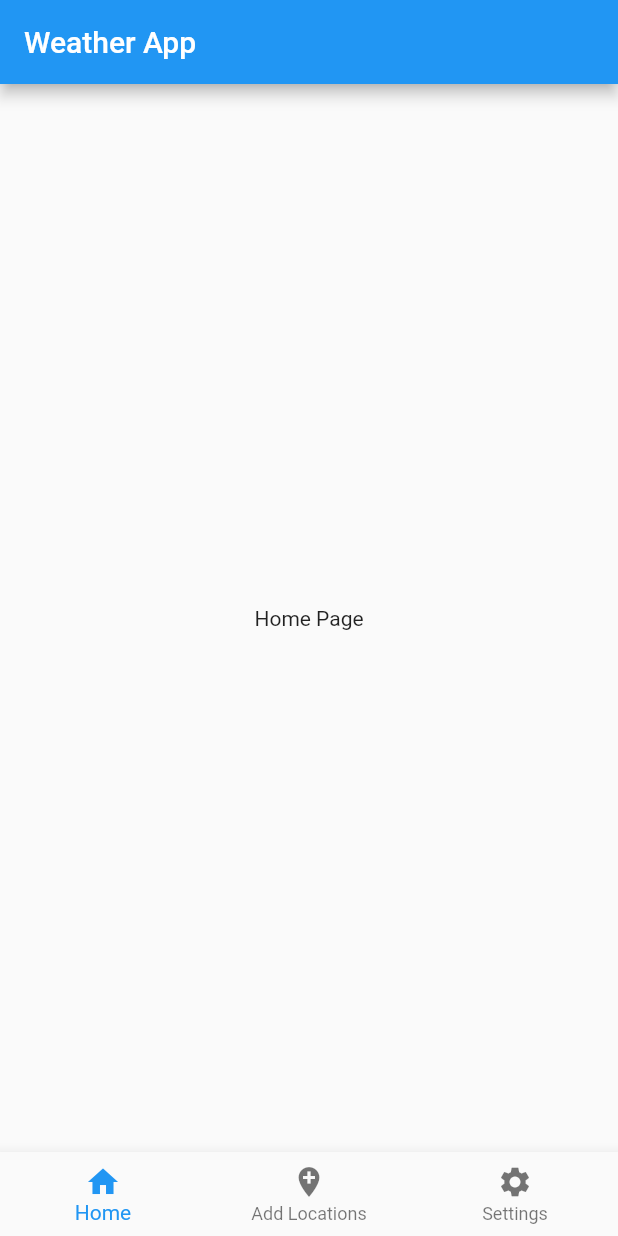
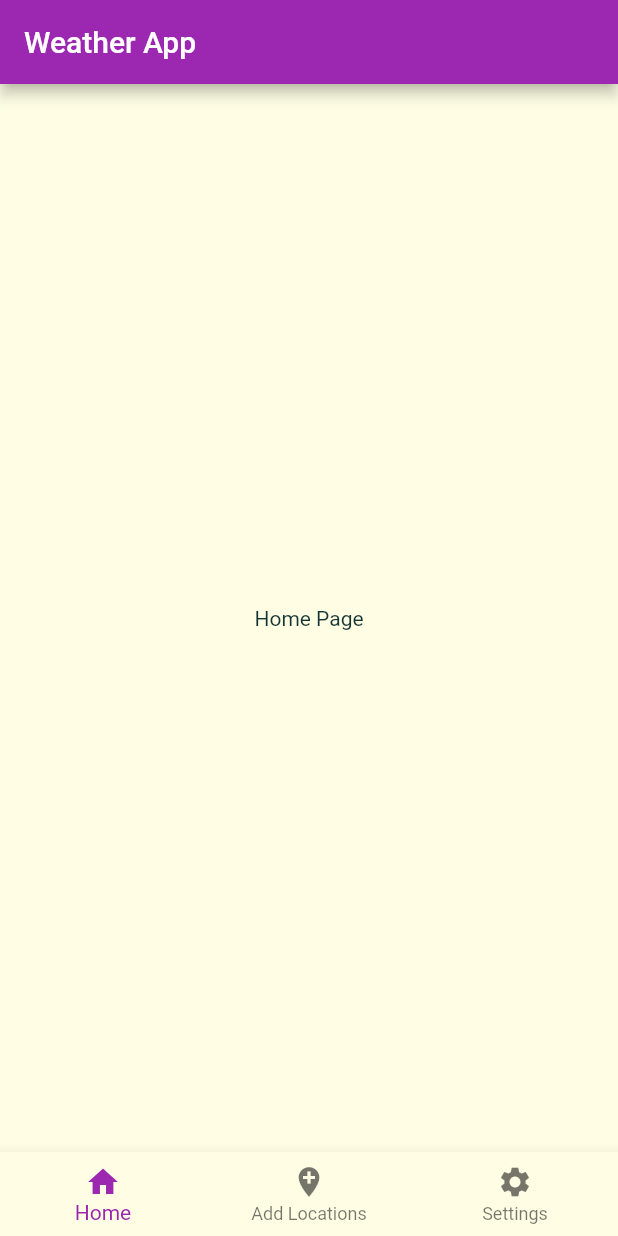
Before and after one commit to imraghav20/Weather-App, a Flutter app: the screen it shows after launch, on a phone screen of 412 x 824 dp. Run offline on Flutter 3.47's test engine with Material 2 defaults, Android fonts, the phone set to English and light mode, and no system bars; our stand-ins replace location.

Commit message:
Added location adding widget and basic styling in main file

```diff
--- a/lib/main.dart
+++ b/lib/main.dart
@@ -8,7 +8,21 @@ class MyApp extends StatelessWidget {
     return MaterialApp(
       title: 'Weather App',
       theme: new ThemeData(
-        primarySwatch: Colors.blue,
+        primarySwatch: Colors.purple,
+        accentColor: Colors.amber,
+        canvasColor: Color.fromRGBO(255, 254, 229, 1),
+        textTheme: ThemeData.light().textTheme.copyWith(
+            body1: TextStyle(
+              color: Color.fromRGBO(20, 51, 51, 1),
+            ),
+            body2: TextStyle(
+              color: Color.fromRGBO(20, 51, 51, 1),
+            ),
+            headline6: TextStyle(
+              fontSize: 20,
+              fontFamily: 'RobotoCondensed',
+              fontWeight: FontWeight.bold,
+            )),//styling
       ),
       home: HomePage(),
     );
```
Also changed, not shown: lib/widgets/location.dart (added, +57 -0 lines).
